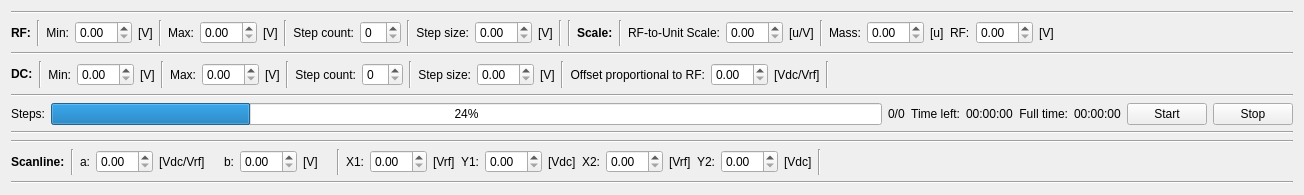
JJendryka/QMS, file src/qms/layouts/map_control.ui: the form before one commit.
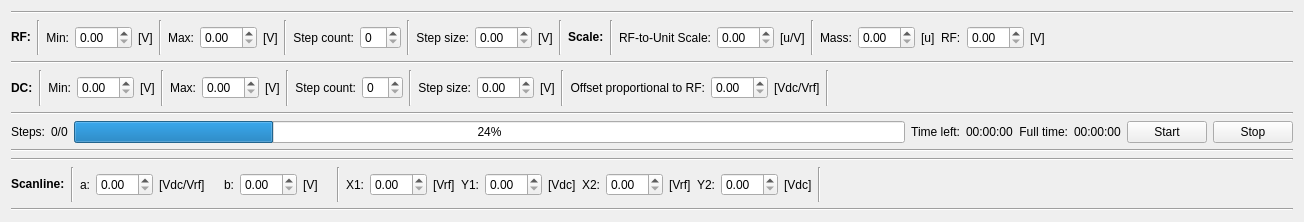
The form after the commit.

What changed in the file:
```diff
--- a/src/qms/layouts/map_control.ui
+++ b/src/qms/layouts/map_control.ui
@@ -7,7 +7,7 @@
     <x>0</x>
     <y>0</y>
     <width>1304</width>
-    <height>195</height>
+    <height>222</height>
    </rect>
   </property>
   <property name="windowTitle">
@@ -139,14 +139,7 @@
       </widget>
      </item>
      <item>
-      <widget class="Line" name="line_10">
-       <property name="orientation">
-        <enum>Qt::Vertical</enum>
-       </property>
-      </widget>
-     </item>
-     <item>
-      <widget class="QLabel" name="label_22">
+      <widget class="QLabel" name="scale_label">
        <property name="text">
         <string>&lt;html&gt;&lt;head/&gt;&lt;body&gt;&lt;p&gt;&lt;span style=&quot; font-weight:600;&quot;&gt;Scale:&lt;/span&gt;&lt;/p&gt;&lt;/body&gt;&lt;/html&gt;</string>
        </property>
@@ -411,7 +404,7 @@
    <item>
     <layout class="QHBoxLayout" name="horizontalLayout_3">
      <item>
-      <widget class="QLabel" name="label_23">
+      <widget class="QLabel" name="steps_label">
        <property name="text">
         <string>Steps:</string>
        </property>
@@ -420,6 +413,13 @@
        </property>
       </widget>
      </item>
+     <item>
+      <widget class="QLabel" name="steps_label_value_label">
+       <property name="text">
+        <string>0/0</string>
+       </property>
+      </widget>
+     </item>
      <item>
       <widget class="QProgressBar" name="progessbar">
        <property name="value">
@@ -428,14 +428,7 @@
       </widget>
      </item>
      <item>
-      <widget class="QLabel" name="steps_label">
-       <property name="text">
-        <string>0/0</string>
-       </property>
-      </widget>
-     </item>
-     <item>
-      <widget class="QLabel" name="label_19">
+      <widget class="QLabel" name="time_left_label_2">
        <property name="text">
         <string>Time left:</string>
        </property>
@@ -451,19 +444,19 @@
        </property>
       </widget>
      </item>
-     <item>
-      <widget class="QLabel" name="label_21">
-       <property name="text">
-        <string>Full time:</string>
-       </property>
-       <property name="alignment">
-        <set>Qt::AlignRight|Qt::AlignTrailing|Qt::AlignVCenter</set>
-       </property>
-      </widget>
-     </item>
      <item>
       <widget class="QLabel" name="full_time_label">
        <property name="text">
+        <string>Full time:</string>
+       </property>
+       <property name="alignment">
+        <set>Qt::AlignRight|Qt::AlignTrailing|Qt::AlignVCenter</set>
+       </property>
+      </widget>
+     </item>
+     <item>
+      <widget class="QLabel" name="full_time_value_label">
+       <property name="text">
         <string>00:00:00</string>
        </property>
       </widget>
@@ -499,7 +492,7 @@
     </widget>
    </item>
    <item>
-    <layout class="QHBoxLayout" name="horizontalLayout_3" stretch="0,0,0,0,0,0,0,0,0,0,0,0,0,0,0,0,0,0,0,0,0,0,5">
+    <layout class="QHBoxLayout" name="horizontalLayout_4" stretch="0,0,0,0,0,0,0,0,0,0,0,0,0,0,0,0,0,0,0,0,0,0,5">
      <item>
       <widget class="QLabel" name="parameters_label">
        <property name="text">
@@ -508,7 +501,7 @@
       </widget>
      </item>
      <item>
-      <widget class="Line" name="line_12">
+      <widget class="Line" name="line_113">
        <property name="orientation">
         <enum>Qt::Vertical</enum>
        </property>
@@ -555,14 +548,14 @@
       </widget>
      </item>
      <item>
-      <widget class="Line" name="line_9">
+      <widget class="Line" name="line_115">
        <property name="orientation">
         <enum>Qt::Vertical</enum>
        </property>
       </widget>
      </item>
      <item>
-      <widget class="QLabel" name="label">
+      <widget class="QLabel" name="x1_label">
        <property name="text">
         <string>X1:</string>
        </property>
@@ -575,14 +568,14 @@
       <widget class="QDoubleSpinBox" name="x1_spinbox"/>
      </item>
      <item>
-      <widget class="QLabel" name="label_5">
+      <widget class="QLabel" name="x1_unit_label">
        <property name="text">
         <string>[Vrf]</string>
        </property>
       </widget>
      </item>
      <item>
-      <widget class="QLabel" name="label_2">
+      <widget class="QLabel" name="y1_label">
        <property name="text">
         <string>Y1:</string>
        </property>
@@ -595,14 +588,14 @@
       <widget class="QDoubleSpinBox" name="y1_spinbox"/>
      </item>
      <item>
-      <widget class="QLabel" name="label_6">
+      <widget class="QLabel" name="y1_unit_label">
        <property name="text">
         <string>[Vdc]</string>
        </property>
       </widget>
      </item>
      <item>
-      <widget class="QLabel" name="label_3">
+      <widget class="QLabel" name="x2_label">
        <property name="text">
         <string>X2:</string>
        </property>
@@ -615,14 +608,14 @@
       <widget class="QDoubleSpinBox" name="x2_spinbox"/>
      </item>
      <item>
-      <widget class="QLabel" name="label_7">
+      <widget class="QLabel" name="x2_unit_label">
        <property name="text">
         <string>[Vrf]</string>
        </property>
       </widget>
      </item>
      <item>
-      <widget class="QLabel" name="label_4">
+      <widget class="QLabel" name="y2_label">
        <property name="text">
         <string>Y2:</string>
        </property>
@@ -635,21 +628,21 @@
       <widget class="QDoubleSpinBox" name="y2_spinbox"/>
      </item>
      <item>
-      <widget class="QLabel" name="label_8">
+      <widget class="QLabel" name="y2_unit_label">
        <property name="text">
         <string>[Vdc]</string>
        </property>
       </widget>
      </item>
      <item>
-      <widget class="Line" name="line_8">
+      <widget class="Line" name="line_114">
        <property name="orientation">
         <enum>Qt::Vertical</enum>
        </property>
       </widget>
      </item>
      <item>
-      <spacer name="horizontalSpacer_2">
+      <spacer name="horizontalSpacer_3">
        <property name="orientation">
         <enum>Qt::Horizontal</enum>
        </property>
```
Left out of the diff: 82 changed lines with no effect on the pictures.
